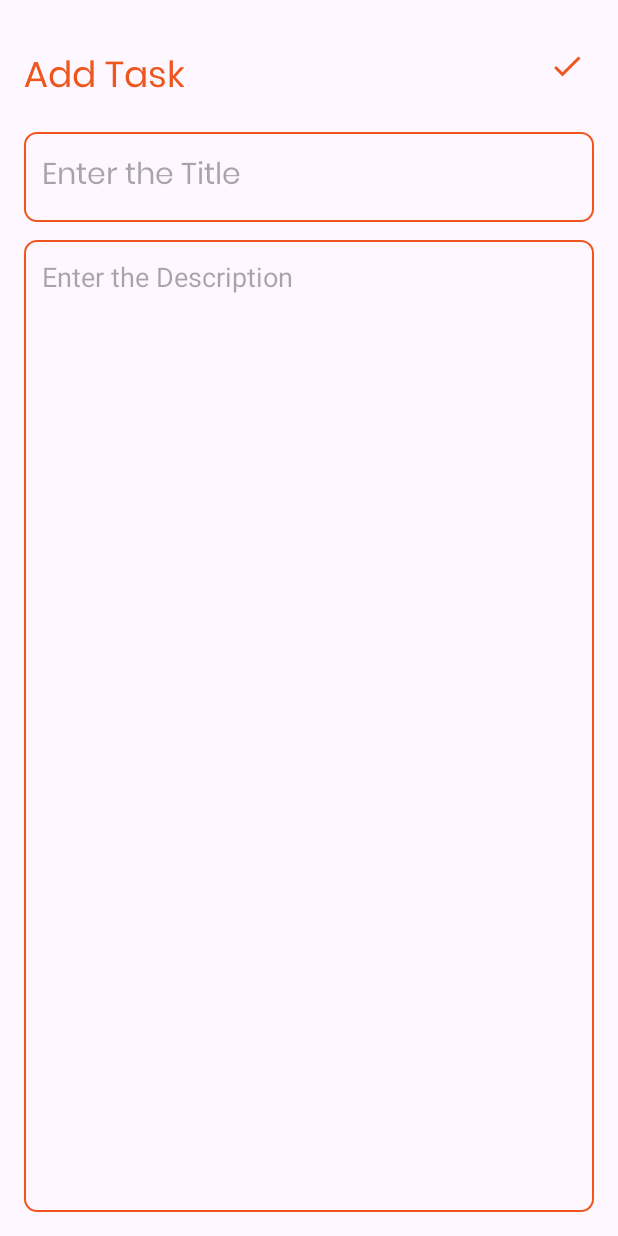
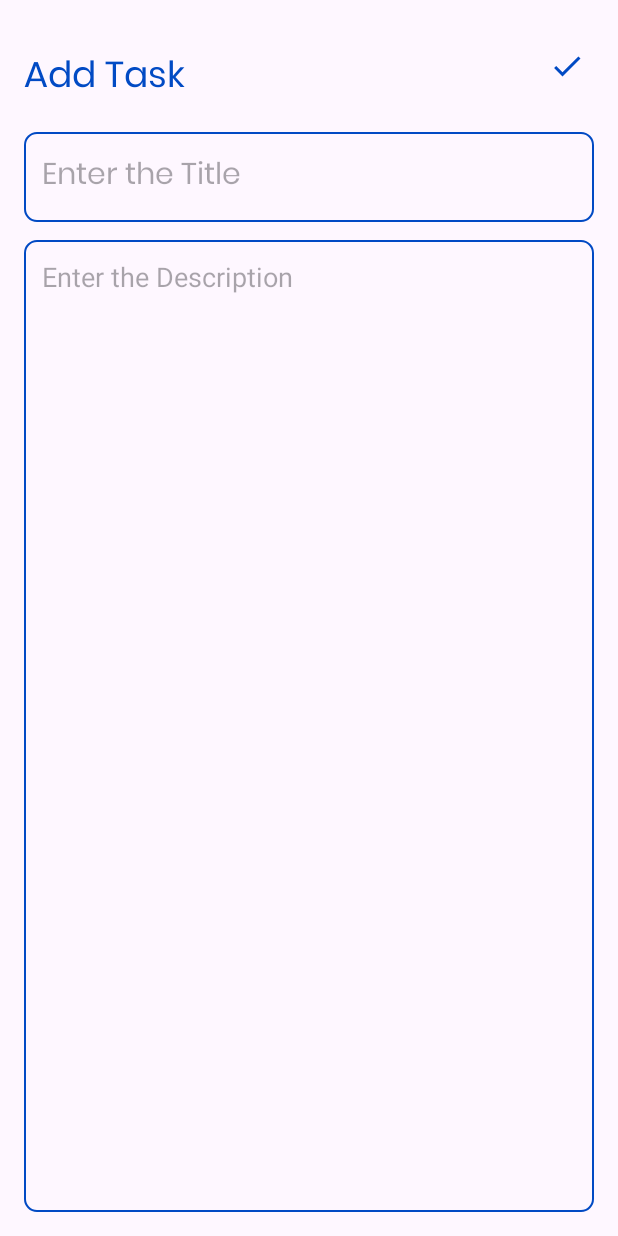
Before and after one commit to ThisaraJayas/Task-Management-App-MAD, an Android app: the screen it shows after launch (AddTaskActivity), after a tap on an icon or button, on a phone screen of 412 x 824 dp. Run offline under Robolectric (Android 15) with nearby library versions, the phone set to English and light mode, and no system bars.

Commit message:
splash screen

```diff
--- a/app/build.gradle.kts
+++ b/app/build.gradle.kts
@@ -48,4 +48,6 @@ dependencies {
     androidTestImplementation("androidx.test.ext:junit:1.1.5")
     androidTestImplementation("androidx.test.espresso:espresso-core:3.5.1")
     implementation ("androidx.recyclerview:recyclerview:1.3.2")
+    implementation("androidx.core:core-splashscreen:1.0.0")
+
 }
--- a/app/src/main/AndroidManifest.xml
+++ b/app/src/main/AndroidManifest.xml
@@ -20,6 +20,7 @@
             android:exported="false" />
         <activity
             android:name=".MainActivity"
+            android:theme="@style/Theme.App.SplashScreen"
             android:exported="true">
             <intent-filter>
                 <action android:name="android.intent.action.MAIN" />
--- a/app/src/main/java/com/example/task_management_app_mad/MainActivity.kt
+++ b/app/src/main/java/com/example/task_management_app_mad/MainActivity.kt
@@ -3,6 +3,7 @@ package com.example.task_management_app_mad
 import android.content.Intent
 import androidx.appcompat.app.AppCompatActivity
 import android.os.Bundle
+import androidx.core.splashscreen.SplashScreen.Companion.installSplashScreen
 import androidx.recyclerview.widget.LinearLayoutManager
 import com.example.task_management_app_mad.databinding.ActivityMainBinding
 
@@ -12,6 +13,8 @@ class MainActivity : AppCompatActivity() {
     private lateinit var taskAdapter :TaskAdapter
     override fun onCreate(savedInstanceState: Bundle?) {
         super.onCreate(savedInstanceState)
+        Thread.sleep(4000)
+        installSplashScreen()
         binding = ActivityMainBinding.inflate(layoutInflater)
         setContentView(binding.root)
 
--- a/app/src/main/res/drawable/baseline_delete_24.xml
+++ b/app/src/main/res/drawable/baseline_delete_24.xml
@@ -1,4 +1,4 @@
-<vector android:height="24dp" android:tint="#FD6901"
+<vector android:height="24dp" android:tint="@color/blue"
     android:viewportHeight="24" android:viewportWidth="24"
     android:width="24dp" xmlns:android="http://schemas.android.com/apk/res/android">
     <path android:fillColor="@android:color/white" android:pathData="M6,19c0,1.1 0.9,2 2,2h8c1.1,0 2,-0.9 2,-2V7H6v12zM19,4h-3.5l-1,-1h-5l-1,1H5v2h14V4z"/>
--- a/app/src/main/res/drawable/baseline_done_24.xml
+++ b/app/src/main/res/drawable/baseline_done_24.xml
@@ -1,4 +1,4 @@
-<vector android:height="24dp" android:tint="@color/orange"
+<vector android:height="24dp" android:tint="@color/blue"
     android:viewportHeight="24" android:viewportWidth="24"
     android:width="24dp" xmlns:android="http://schemas.android.com/apk/res/android">
     <path android:fillColor="@android:color/white" android:pathData="M9,16.2L4.8,12l-1.4,1.4L9,19 21,7l-1.4,-1.4L9,16.2z"/>
--- a/app/src/main/res/drawable/baseline_edit_note_24.xml
+++ b/app/src/main/res/drawable/baseline_edit_note_24.xml
@@ -1,4 +1,4 @@
-<vector android:height="24dp" android:tint="#FD6901"
+<vector android:height="24dp" android:tint="@color/blue"
     android:viewportHeight="24" android:viewportWidth="24"
     android:width="24dp" xmlns:android="http://schemas.android.com/apk/res/android">
     <path android:fillColor="@android:color/white" android:pathData="M3,10h11v2H3V10zM3,8h11V6H3V8zM3,16h7v-2H3V16zM18.01,12.87l0.71,-0.71c0.39,-0.39 1.02,-0.39 1.41,0l0.71,0.71c0.39,0.39 0.39,1.02 0,1.41l-0.71,0.71L18.01,12.87zM17.3,13.58l-5.3,5.3V21h2.12l5.3,-5.3L17.3,13.58z"/>
--- a/app/src/main/res/drawable/orange_border.xml
+++ b/app/src/main/res/drawable/blue_border.xml
@@ -3,7 +3,7 @@
 
     <stroke
         android:width="1dp"
-        android:color="@color/orange"/>
+        android:color="@color/blue"/>
     <corners
         android:radius="8dp"/>
 
--- a/app/src/main/res/layout/activity_add_task.xml
+++ b/app/src/main/res/layout/activity_add_task.xml
@@ -17,7 +17,7 @@
         android:layout_marginTop="16dp"
         android:fontFamily="@font/poppins"
         android:text="Add Task"
-        android:textColor="@color/orange"
+        android:textColor="@color/blue"
         android:textSize="24sp" />
 
     <ImageView
@@ -27,7 +27,7 @@
         android:layout_alignTop="@id/addTaskHeading"
         android:layout_alignParentEnd="true"
         android:layout_marginEnd="6dp"
-        android:backgroundTint="@color/orange"
+        android:backgroundTint="@color/blue"
         android:src="@drawable/baseline_done_24" />
     <EditText
         android:id="@+id/titleEditText"
@@ -37,7 +37,7 @@
         android:padding="12dp"
         android:textSize="20sp"
         android:layout_below="@id/addTaskHeading"
-        android:background="@drawable/orange_border"
+        android:background="@drawable/blue_border"
         android:layout_marginTop="16dp"
         android:maxLines="1"
         android:fontFamily="@font/poppins"/>
@@ -50,7 +50,7 @@
         android:padding="12dp"
         android:textSize="18sp"
         android:layout_below="@id/titleEditText"
-        android:background="@drawable/orange_border"
+        android:background="@drawable/blue_border"
         android:layout_marginTop="12dp" />
 
 </RelativeLayout>
--- a/app/src/main/res/layout/activity_main.xml
+++ b/app/src/main/res/layout/activity_main.xml
@@ -16,7 +16,7 @@
         android:text="Tasks."
         android:layout_marginStart="18dp"
         android:textSize="24dp"
-        android:textColor="@color/orange"/>
+        android:textColor="@color/blue"/>
     <androidx.recyclerview.widget.RecyclerView
         android:id="@+id/tasksRecyclerView"
         android:layout_width="match_parent"
@@ -36,7 +36,7 @@
         android:layout_marginTop="16dp"
         android:src="@drawable/baseline_add_24"
         app:tint="@color/white"
-        android:backgroundTint="@color/orange"
+        android:backgroundTint="@color/blue"
         />
 
 </RelativeLayout>
--- a/app/src/main/res/layout/task_item.xml
+++ b/app/src/main/res/layout/task_item.xml
@@ -25,7 +25,7 @@
                 android:layout_height="wrap_content"
                 android:fontFamily="@font/poppins"
                 android:text="Title"
-                android:textColor="@color/orange"
+                android:textColor="@color/blue"
                 android:textSize="18sp"
                 android:textStyle="bold" />
 
--- a/app/src/main/res/values/colors.xml
+++ b/app/src/main/res/values/colors.xml
@@ -3,4 +3,5 @@
     <color name="black">#FF000000</color>
     <color name="white">#FFFFFFFF</color>
     <color name="orange">#ed571e</color>
+    <color name="blue">#014AC4</color>
 </resources>
--- a/app/src/main/res/values/themes.xml
+++ b/app/src/main/res/values/themes.xml
@@ -2,10 +2,15 @@
     <!-- Base application theme. -->
     <style name="Base.Theme.TaskManagementAppMAD" parent="Theme.Material3.DayNight.NoActionBar">
         <!-- Customize your light theme here. -->
-         <item name="colorPrimary">@color/orange</item>
-        <item name="colorPrimaryVariant">@color/orange</item>
-        <item name="android:statusBarColor">@color/orange</item>
+         <item name="colorPrimary">@color/blue</item>
+        <item name="colorPrimaryVariant">@color/blue</item>
+        <item name="android:statusBarColor">@color/blue</item>
     </style>
 
     <style name="Theme.TaskManagementAppMAD" parent="Base.Theme.TaskManagementAppMAD" />
+    <style name="Theme.App.SplashScreen" parent="Theme.SplashScreen">
+        <item name="windowSplashScreenBackground">@color/blue</item>
+        <item name="windowSplashScreenAnimatedIcon">@drawable/splashlogo</item>
+        <item name="postSplashScreenTheme">@style/Base.Theme.TaskManagementAppMAD</item>
+    </style>
 </resources>
```
Also changed, not shown: app/src/main/res/layout/activity_update_task.xml (+4 -4 lines), app/src/main/res/drawable/splashlogo.png (added), app/src/main/res/drawable/splastext.png (added), app/src/main/res/drawable/textsplash.png (added).
